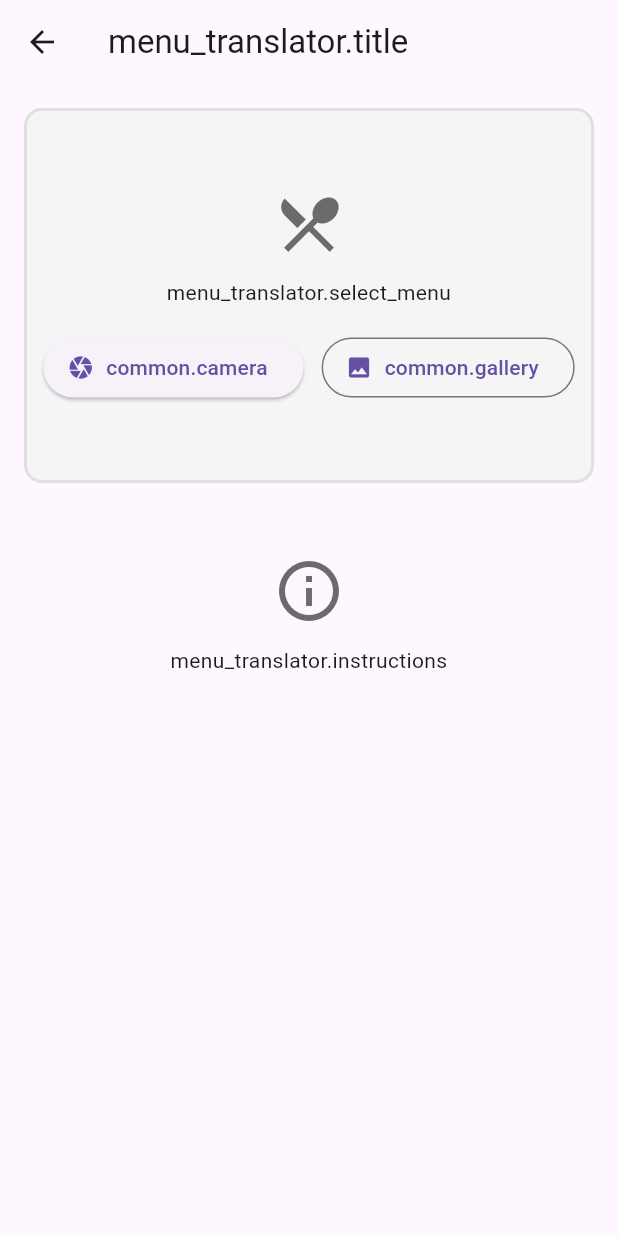
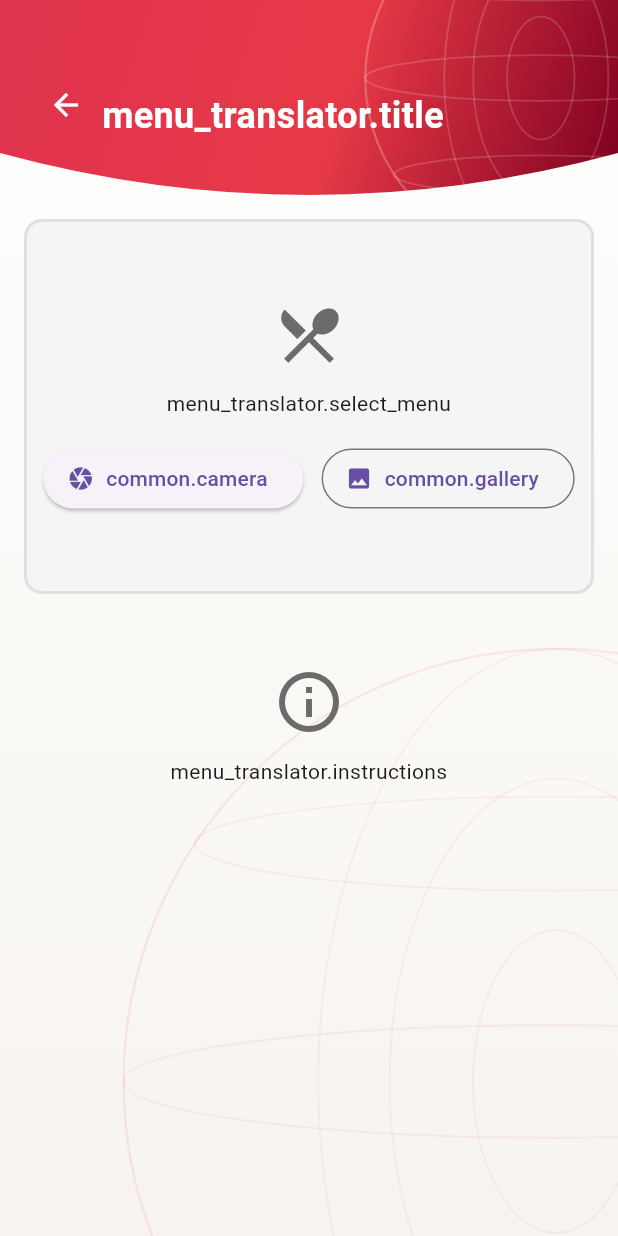
Before and after one commit to zka32101/japan_explorer, a Flutter app: the MenuTranslatorScreen screen opened directly, on a phone screen of 412 x 824 dp. Run offline on Flutter 3.47's test engine with Material 3 defaults, Android fonts, the phone set to English and light mode, and no system bars; our stand-ins replace cached_network_image, carousel_slider, cloud_firestore, connectivity_plus, dio, easy_localization and 24 more; missing offline and left inert: firebase_app_check, purchases_flutter, showglobe_core; accounts and stored records are empty; statements that could not run were skipped.

Commit message:
ui(theme): 下位画面7つに BrandScaffold を適用 (#107)
Claude-Session: https://claude.ai/code/session_01Lj1VzcF6uGCE3S8wJAU4uk

Co-authored-by: Claude <noreply@anthropic.com>

```diff
--- a/lib/screens/invite_friends_screen.dart
+++ b/lib/screens/invite_friends_screen.dart
@@ -3,6 +3,7 @@ import 'package:flutter/material.dart';
 import 'package:flutter/services.dart';
 import 'package:flutter_riverpod/flutter_riverpod.dart';
 
+import '../widgets/theme/brand_scaffold.dart';
 import '../config/theme.dart';
 import '../providers/referral_provider.dart';
 import '../services/share_service.dart';
@@ -16,8 +17,8 @@ class InviteFriendsScreen extends ConsumerWidget {
     final codeAsync = ref.watch(myReferralCodeProvider);
     final countAsync = ref.watch(referralCountProvider);
 
-    return Scaffold(
-      appBar: AppBar(title: Text(tr('referral.title'))),
+    return BrandScaffold(
+      title: tr('referral.title'),
       body: SingleChildScrollView(
         padding: const EdgeInsets.all(20),
         child: Column(
--- a/lib/screens/menu_translator_screen.dart
+++ b/lib/screens/menu_translator_screen.dart
@@ -5,6 +5,7 @@ import 'package:flutter/material.dart';
 import 'package:flutter_riverpod/flutter_riverpod.dart';
 import 'package:image_picker/image_picker.dart';
 
+import '../widgets/theme/brand_scaffold.dart';
 import '../config/theme.dart';
 import '../services/claude_vision_service.dart';
 import 'community_contributions_screen.dart';
@@ -108,10 +109,8 @@ class _MenuTranslatorScreenState extends ConsumerState<MenuTranslatorScreen> {
 
   @override
   Widget build(BuildContext context) {
-    return Scaffold(
-      appBar: AppBar(
-        title: Text(tr('menu_translator.title')),
-      ),
+    return BrandScaffold(
+      title: tr('menu_translator.title'),
       body: SingleChildScrollView(
         padding: const EdgeInsets.all(16),
         child: Column(
```
Also changed, not shown: lib/screens/community_contributions_screen.dart (+3 -4 lines), lib/screens/journal_screen.dart (+3 -4 lines), lib/screens/offline_screen.dart (+3 -4 lines), lib/screens/vision_cache_history_screen.dart (+4 -5 lines), lib/screens/what_is_this_screen.dart (+3 -4 lines).
